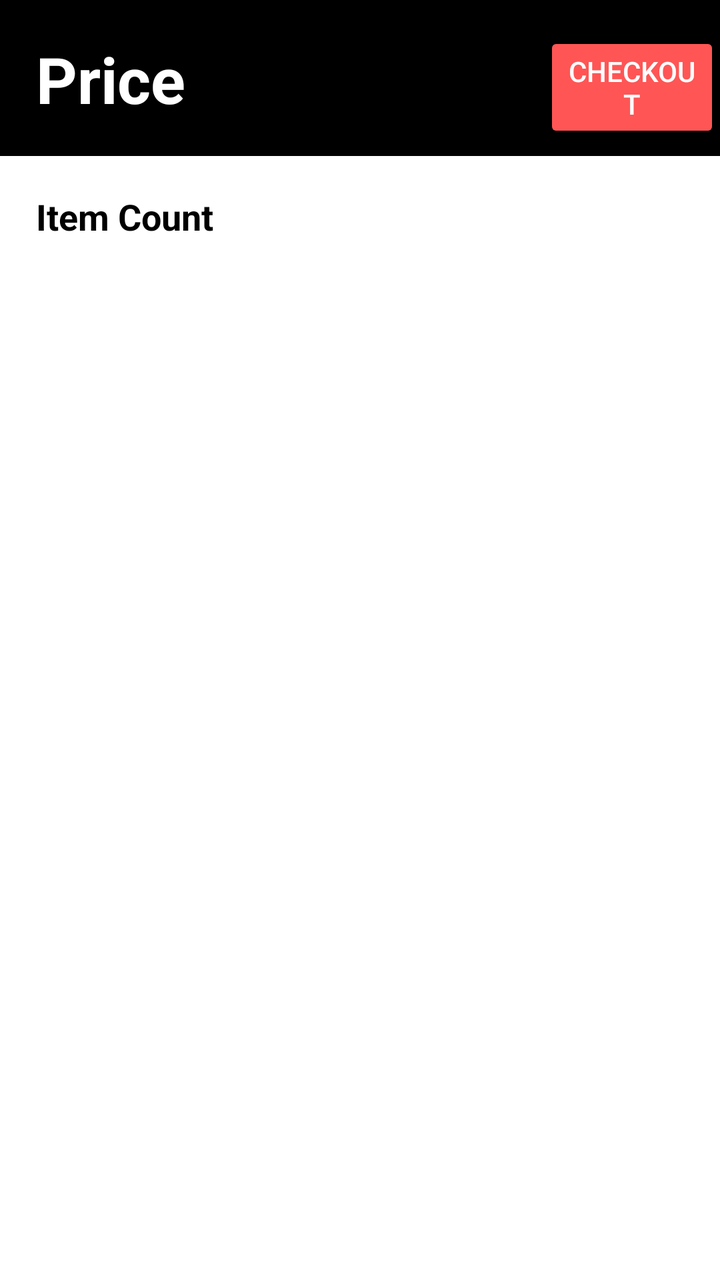
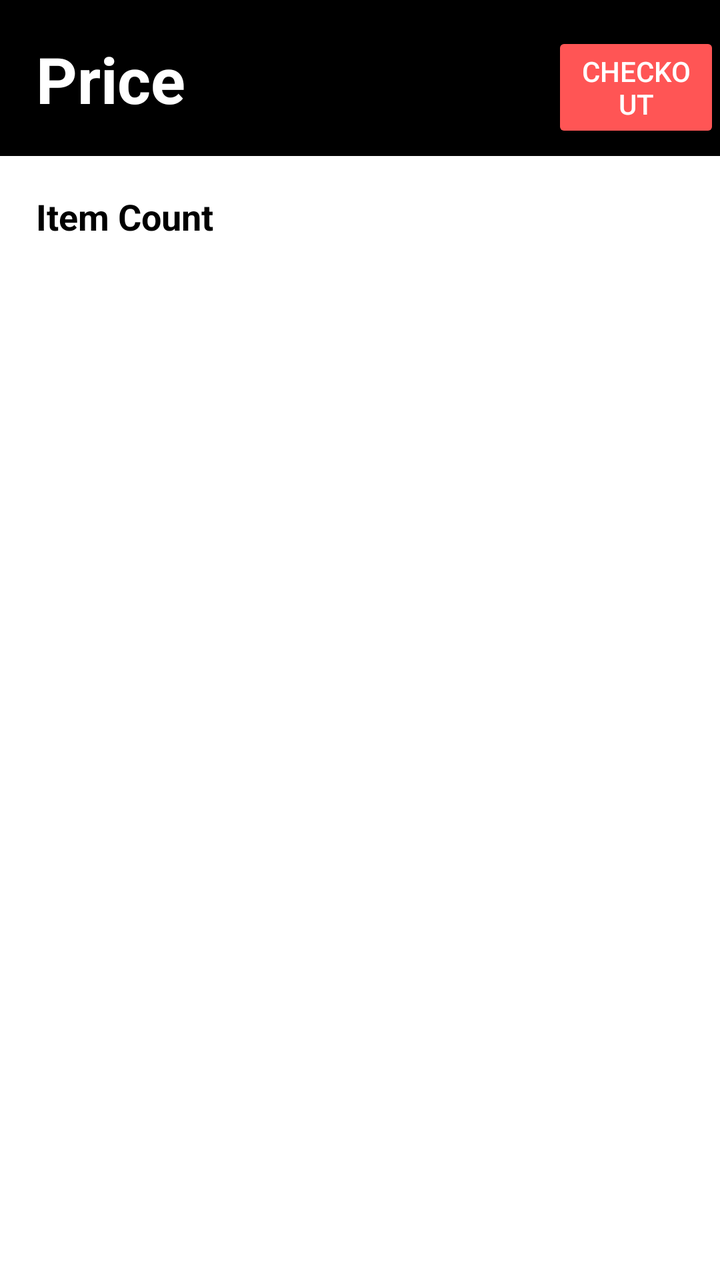

Screens rendered from an Android XML layout before and after an edit, with the pre-edit source and the edit as a unified diff.
<!-- AndroidManifest.xml: application theme Theme.FoodDream -->
<!-- res/layout/basket_page.xml -->
<?xml version="1.0" encoding="utf-8"?>
<RelativeLayout xmlns:android="http://schemas.android.com/apk/res/android"
    xmlns:tools="http://schemas.android.com/tools"
    android:layout_width="match_parent"
    android:layout_height="match_parent"
    android:fillViewport="true">

    <FrameLayout
        android:background="@color/white"
        android:id="@+id/basket_fragment"
        android:layout_width="match_parent"
        android:layout_height="match_parent">

        <RelativeLayout
            android:layout_width="match_parent"
            android:layout_height="wrap_content"
            android:background="#000000">

            <TextView
                android:id="@+id/priceText"
                android:layout_width="124dp"
                android:layout_height="wrap_content"
                android:paddingStart="18dp"
                android:paddingTop="18dp"
                android:layout_marginBottom="18dp"
                android:textStyle="bold"
                android:text="@string/price"
                android:textColor="#ffffff"
                android:textSize="32sp"
                tools:ignore="RtlSymmetry" />

            <Button
                android:id="@+id/checkoutButton"
                android:layout_width="124dp"
                android:layout_height="wrap_content"
                android:textColor="@color/white"
                android:text="@string/checkout"
                android:layout_marginTop="16dp"
                android:layout_marginStart="148dp"
                android:layout_toEndOf="@+id/priceText"
                android:backgroundTint="#ff5555" />

        </RelativeLayout>

        <RelativeLayout
            android:layout_width="match_parent"
            android:layout_height="wrap_content"
            android:background="@color/white"
            android:layout_marginTop="78dp">

            <TextView
                android:id="@+id/itemQuantityHeader"
                android:layout_width="match_parent"
                android:layout_height="wrap_content"
                android:paddingStart="18dp"
                android:paddingTop="18dp"
                android:layout_marginBottom="18dp"
                android:textStyle="bold"
                android:text="@string/item_count"
                android:textColor="#000000"
                android:textSize="18sp"
                tools:ignore="RtlSymmetry" />

        </RelativeLayout>

        <androidx.recyclerview.widget.RecyclerView
            android:focusable="false"
            android:id="@+id/basket_view"
            android:background="@color/white"
            android:layout_marginTop="124dp"
            android:layout_width="match_parent"
            android:layout_height="match_parent" />

    </FrameLayout>

</RelativeLayout>
<!-- resources referenced by this layout -->
<resources>
  <color name="white">#FFFFFFFF</color>
  <string name="checkout">Checkout</string>
  <string name="item_count">Item Count</string>
  <string name="price">Price</string>
  <style name="Theme.FoodDream" parent="Base.Theme.FoodDream" />
  <style name="Base.Theme.FoodDream" parent="Theme.Material3.DayNight.NoActionBar">
          
          
      </style>
</resources>

<!-- the commit's change to res/layout/basket_page.xml (unified diff, before → after) -->
@@ -18,7 +18,7 @@
 
             <TextView
                 android:id="@+id/priceText"
-                android:layout_width="124dp"
+                android:layout_width="276dp"
                 android:layout_height="wrap_content"
                 android:paddingStart="18dp"
                 android:paddingTop="18dp"
@@ -26,6 +26,7 @@
                 android:textStyle="bold"
                 android:text="@string/price"
                 android:textColor="#ffffff"
+                android:maxLines="1"
                 android:textSize="32sp"
                 tools:ignore="RtlSymmetry" />
 
@@ -36,7 +37,6 @@
                 android:textColor="@color/white"
                 android:text="@string/checkout"
                 android:layout_marginTop="16dp"
-                android:layout_marginStart="148dp"
                 android:layout_toEndOf="@+id/priceText"
                 android:backgroundTint="#ff5555" />
 
